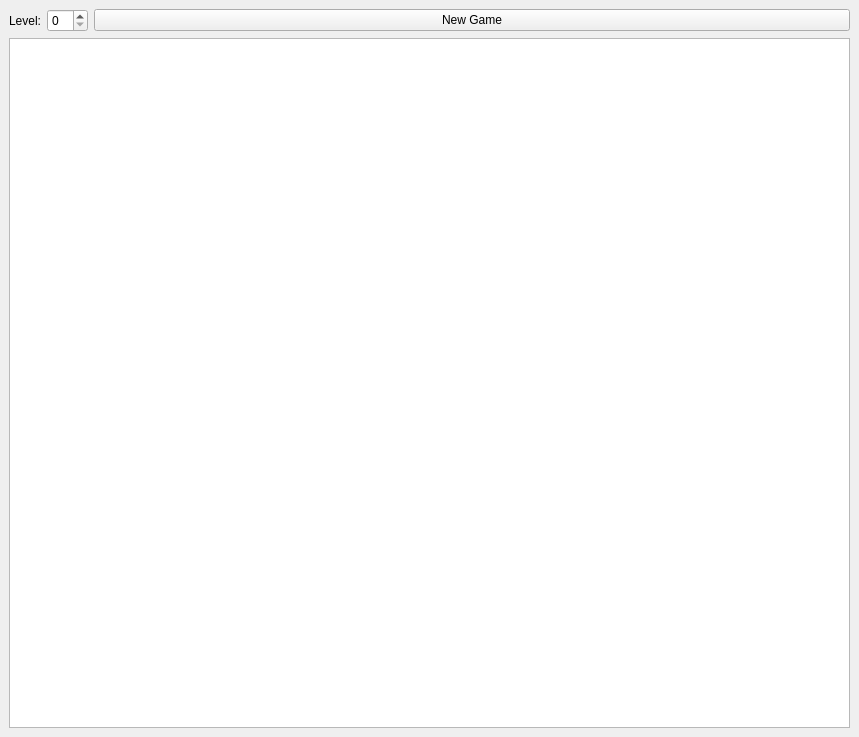
Qt form MainWindowUI.ui (Jonnnnh/Digital_Grasshopper) before a commit.
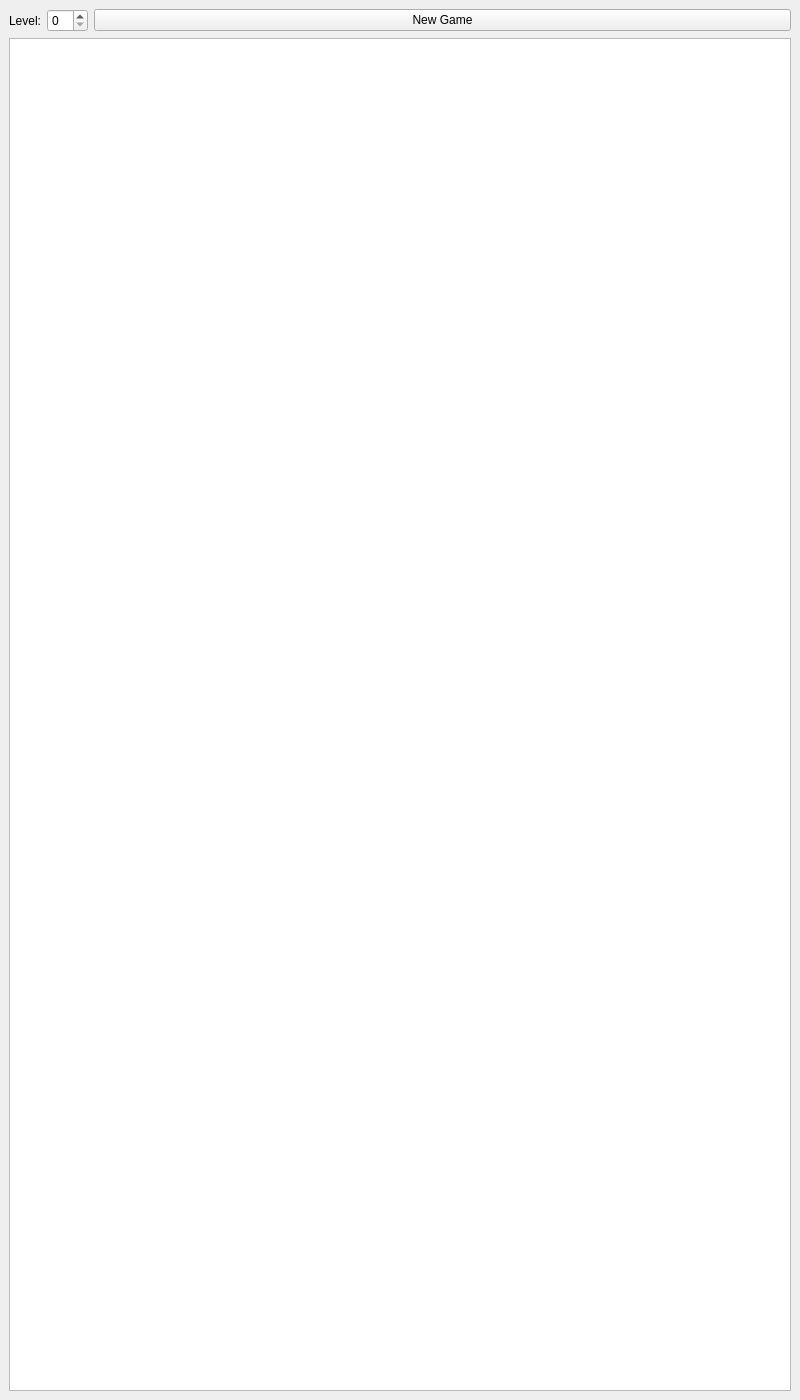
The same form after that commit.

Commit message: directly inherit ui

```diff
--- a/MainWindowUI.ui
+++ b/MainWindowUI.ui
@@ -6,8 +6,8 @@
    <rect>
     <x>0</x>
     <y>0</y>
-    <width>859</width>
-    <height>737</height>
+    <width>800</width>
+    <height>1400</height>
    </rect>
   </property>
   <property name="windowTitle">
@@ -64,8 +64,8 @@
      <widget class="QTableView" name="tableView">
       <property name="sizePolicy">
        <sizepolicy hsizetype="Expanding" vsizetype="Expanding">
-        <horstretch>0</horstretch>
-        <verstretch>0</verstretch>
+        <horstretch>50</horstretch>
+        <verstretch>50</verstretch>
        </sizepolicy>
       </property>
      </widget>
```
The commit also changes 2 other files.
